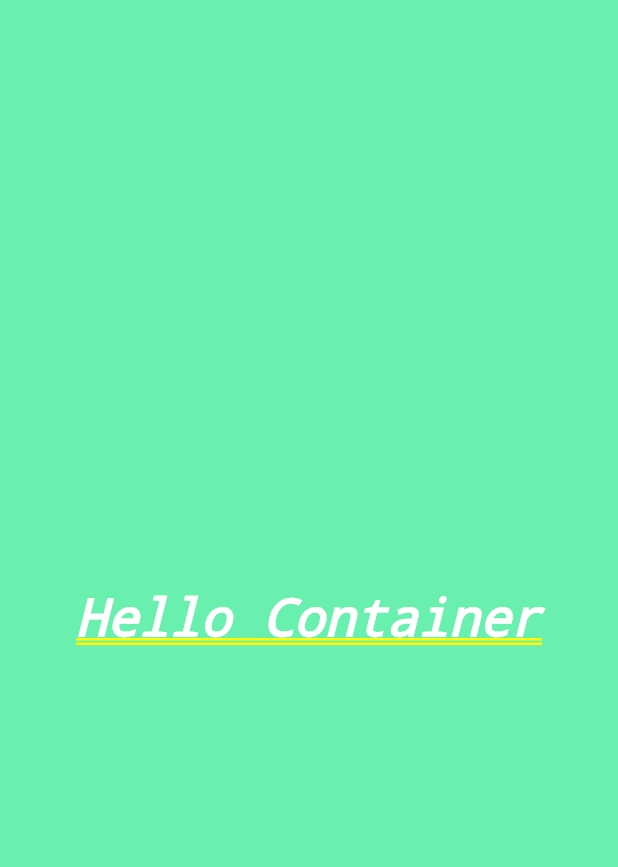
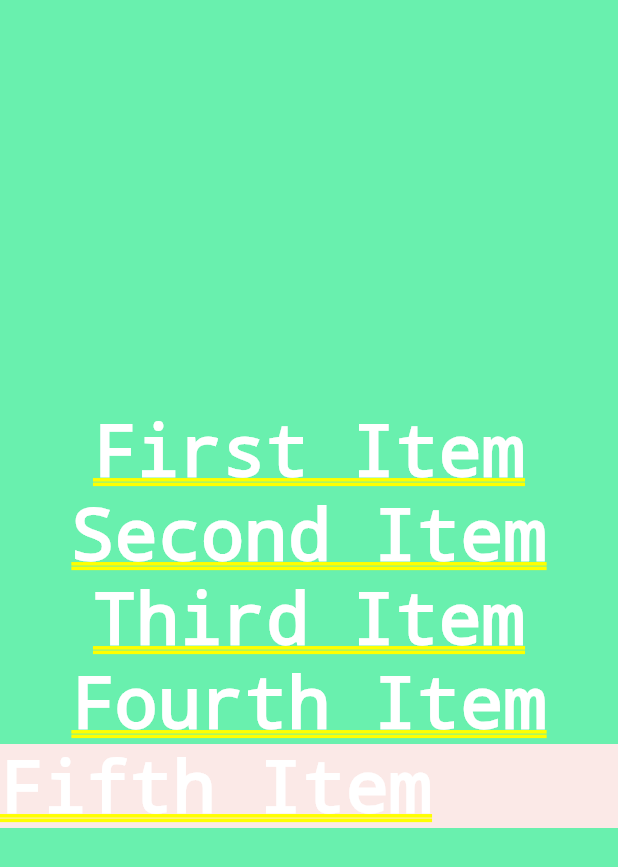
Before and after one commit to dextroxd/intro_to_layouts, a Flutter app: the screen it shows after launch, on a phone screen of 412 x 824 dp. Shown: the top 867 px of the screen. Run offline on Flutter 3.47's test engine with Material 2 defaults, Android fonts, the phone set to English and light mode, and no system bars.

Commit message:
Different childs are added

```diff
--- a/lib/main.dart
+++ b/lib/main.dart
@@ -3,7 +3,6 @@ import './ui/home.dart';
 
 void main() {
   runApp(new MaterialApp(
-    color: Colors.greenAccent,
     title: "Layouts",
     home: new Home(),
   ));
--- a/lib/ui/home.dart
+++ b/lib/ui/home.dart
@@ -7,15 +7,23 @@ class Home extends StatelessWidget {
     return new Container(
       color: Colors.greenAccent,
       alignment: Alignment.center,
-      child: new Text(
-        "Hello Container",
-        textDirection: TextDirection.ltr,
-        style: new TextStyle(
-            fontWeight: FontWeight.w800,
-            fontStyle: FontStyle.italic,
-            fontSize: 34.5,
-            color: Colors.white),
-      ),
+      child: new Column(mainAxisAlignment: MainAxisAlignment.center,
+      children: <Widget>[
+        new Text("First Item",textDirection: TextDirection.ltr,style: new TextStyle(color: Colors.white),),
+        new Text("Second Item",textDirection: TextDirection.ltr,style: new TextStyle(color: Colors.white),),
+        new Text("Third Item",textDirection: TextDirection.ltr,style: new TextStyle(color: Colors.white),),
+        new Text("Fourth Item",textDirection: TextDirection.ltr,style: new TextStyle(color: Colors.white),),
+        new Container(color: Colors.deepOrange.shade50,alignment: Alignment.bottomLeft,child:new Text("Fifth Item",textDirection: TextDirection.ltr,style: new TextStyle(color: Colors.white),),)
+      ],)
+//      child: new Text(
+//        "Hello Container",
+//        textDirection: TextDirection.ltr,
+//        style: new TextStyle(
+//            fontWeight: FontWeight.w800,
+//            fontStyle: FontStyle.italic,
+//            fontSize: 34.5,
+//            color: Colors.white),
+//      ),
     );
   }
 }
```
